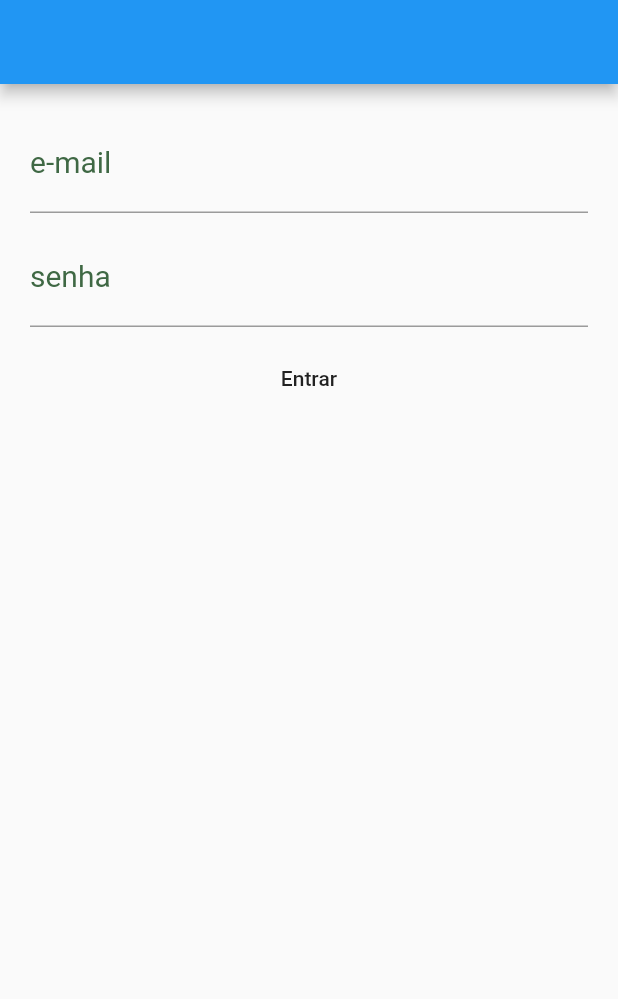
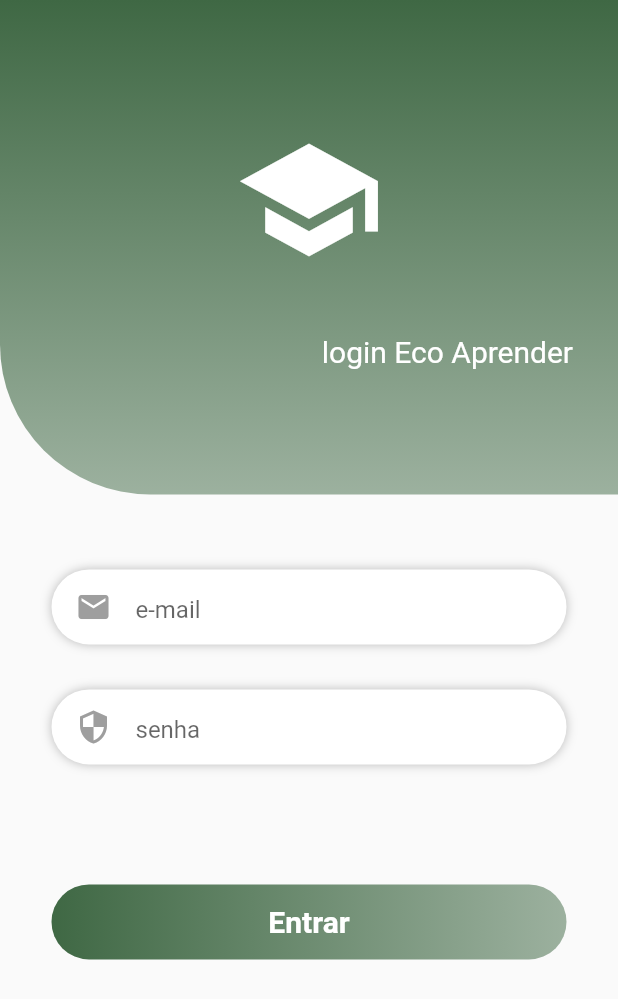
Before and after one commit to fernandogjose/App.EcoAprender.Flutter, a Flutter app: the screen it shows after launch, on a phone screen of 412 x 824 dp. Shown: the top 999 px of the screen. Run offline on Flutter 3.47's test engine with Material 2 defaults, Android fonts, the phone set to English and light mode, and no system bars; our stand-ins replace dio, shared_preferences; missing offline and left inert: onesignal_flutter; accounts and stored records are empty; network calls fail.

Commit message:
criação do layout da tela de login

```diff
--- a/lib/views/shared/pages/login.page.dart
+++ b/lib/views/shared/pages/login.page.dart
@@ -3,6 +3,7 @@ import 'package:app_escola_ecoaprender/models/login.model.dart';
 import 'package:app_escola_ecoaprender/models/usuario.model.dart';
 import 'package:app_escola_ecoaprender/themes/themeEscola.dart';
 import 'package:flutter/material.dart';
+import 'package:flutter/services.dart';
 import 'package:provider/provider.dart';
 
 class LoginPage extends StatefulWidget {
@@ -11,91 +12,176 @@ class LoginPage extends StatefulWidget {
 }
 
 class _LoginPageState extends State<LoginPage> {
-  final _formKey = GlobalKey<FormState>();
   final _scaffoldKey = GlobalKey<ScaffoldState>();
-  var request = new LoginModel();
+  LoginModel request = new LoginModel(email: '', senha: '');
+
+  @override
+  void initState() {
+    SystemChrome.setEnabledSystemUIOverlays([]);
+    super.initState();
+  }
 
   @override
   Widget build(BuildContext contex) {
     return Scaffold(
       key: _scaffoldKey,
-      appBar: AppBar(),
-      body: Padding(
-        padding: EdgeInsets.all(20),
-        child: Form(
-          key: _formKey,
-          child: ListView(
+      body: Container(
+        // linha do box
+        child: SingleChildScrollView(
+          child: Column(
+            children: <Widget>[
+              // box verde degrade
+              Container(
+                width: MediaQuery.of(context).size.width,
+                height: MediaQuery.of(context).size.height / 2.5,
+                decoration: BoxDecoration(
+                  gradient: LinearGradient(
+                    begin: Alignment.topCenter,
+                    end: Alignment.bottomCenter,
+                    colors: [
+                      ThemeEscola.corPrimaria,
+                      ThemeEscola.corPrimariaClaro,
+                    ],
+                  ),
+                  borderRadius: BorderRadius.only(
+                    bottomLeft: Radius.circular(100),
+                  ),
+                ),
+                child: Column(
+                  mainAxisAlignment: MainAxisAlignment.center,
+                  children: <Widget>[
+                    Icon(
+                      Icons.school,
+                      size: 100,
+                      color: ThemeEscola.branco,
+                    ),
+                    Align(
+                      alignment: Alignment.bottomRight,
+                      child: Padding(
+                        padding: EdgeInsets.only(
+                          right: 30,
+                          top: 40,
+                        ),
+                        child: Text(
+                          "login Eco Aprender",
+                          style: TextStyle(
+                              color: ThemeEscola.branco,
+                              fontSize: 20,
+                              fontWeight: FontWeight.w400),
+                        ),
+                      ),
+                    )
+                  ],
+                ),
+              ),
+
+              // formulário
+              Container(
+                padding: EdgeInsets.only(top: 50),
+                child: Column(
                   children: <Widget>[
                     // e-mail
-              TextFormField(
-                keyboardType: TextInputType.emailAddress,
+                    Container(
+                      width: MediaQuery.of(context).size.width / 1.2,
+                      height: 50,
+                      padding: EdgeInsets.only(
+                        top: 4,
+                        left: 16,
+                        right: 16,
+                        bottom: 4,
+                      ),
+                      decoration: BoxDecoration(
+                        borderRadius: BorderRadius.all(
+                          Radius.circular(50),
+                        ),
+                        color: ThemeEscola.branco,
+                        boxShadow: [
+                          BoxShadow(
+                            color: Colors.black26,
+                            blurRadius: 5,
+                          ),
+                        ],
+                      ),
+                      child: TextField(
                         decoration: InputDecoration(
-                  labelText: "e-mail",
-                  labelStyle: TextStyle(
-                    color: ThemeEscola.formularioLabelFontColor,
-                    fontWeight: ThemeEscola.formularioLabelFontWeight,
-                    fontSize: ThemeEscola.formularioLabelFontSize,
+                          icon: Icon(Icons.email, color: Colors.grey),
+                          hintText: 'e-mail',
+                          border: InputBorder.none,
                         ),
-                ),
-                style: TextStyle(
-                  color: ThemeEscola.formularioInputFontColor,
-                  fontWeight: ThemeEscola.formularioInputFontWeight,
-                  fontSize: ThemeEscola.formularioInputFontSize,
-                ),
-                validator: (value) {
-                  if (value.isEmpty) {
-                    return 'e-mail inválido';
-                  }
-                  return null;
-                },
-                onSaved: (value) {
+                        onChanged: (value) {
                           request.email = value;
                         },
                       ),
-
-              // Espaço entre os campos
-              SizedBox(height: 10),
+                    ),
 
                     // senha
-              TextFormField(
-                keyboardType: TextInputType.text,
-                obscureText: true,
+                    Container(
+                      width: MediaQuery.of(context).size.width / 1.2,
+                      height: 50,
+                      margin: EdgeInsets.only(top: 30),
+                      padding: EdgeInsets.only(
+                        top: 4,
+                        left: 16,
+                        right: 16,
+                        bottom: 4,
+                      ),
+                      decoration: BoxDecoration(
+                        borderRadius: BorderRadius.all(
+                          Radius.circular(50),
+                        ),
+                        color: ThemeEscola.branco,
+                        boxShadow: [
+                          BoxShadow(
+                            color: Colors.black26,
+                            blurRadius: 5,
+                          ),
+                        ],
+                      ),
+                      child: TextField(
                         decoration: InputDecoration(
-                  labelText: "senha",
-                  labelStyle: TextStyle(
-                    color: ThemeEscola.formularioLabelFontColor,
-                    fontWeight: ThemeEscola.formularioLabelFontWeight,
-                    fontSize: ThemeEscola.formularioLabelFontSize,
+                          icon: Icon(Icons.security, color: Colors.grey),
+                          hintText: 'senha',
+                          border: InputBorder.none,
                         ),
-                ),
-                style: TextStyle(
-                  color: ThemeEscola.formularioInputFontColor,
-                  fontWeight: ThemeEscola.formularioInputFontWeight,
-                  fontSize: ThemeEscola.formularioInputFontSize,
-                ),
-                validator: (value) {
-                  if (value.isEmpty) {
-                    return 'senha inválido';
-                  }
-                  return null;
-                },
-                onSaved: (value) {
+                        onChanged: (value) {
                           request.senha = value;
                         },
                       ),
+                    ),
 
-              // Espaço entre os campos
-              SizedBox(height: 10),
-
-              // Botão entrar
-              FlatButton(
-                  onPressed: () {
-                    if (_formKey.currentState.validate()) {
-                      _formKey.currentState.save();
+                    // botão de entrar
+                    InkWell(
+                      child: Container(
+                        margin: EdgeInsets.only(top: 80),
+                        width: MediaQuery.of(context).size.width / 1.2,
+                        height: 50,
+                        decoration: BoxDecoration(
+                            gradient: LinearGradient(
+                              colors: [
+                                ThemeEscola.corPrimaria,
+                                ThemeEscola.corPrimariaClaro
+                              ],
+                            ),
+                            borderRadius:
+                                BorderRadius.all(Radius.circular(50))),
+                        child: Center(
+                          child: Text(
+                            'Entrar',
+                            style: TextStyle(
+                              color: ThemeEscola.branco,
+                              fontWeight: FontWeight.bold,
+                              fontSize: 20,
+                            ),
+                          ),
+                        ),
+                      ),
+                      onTap: () {
                         entrar(context);
-                    }
                       },
-                  child: Text("Entrar"))
+                    ),
+                  ],
+                ),
+              ),
             ],
           ),
         ),
@@ -104,6 +190,14 @@ class _LoginPageState extends State<LoginPage> {
   }
 
   entrar(BuildContext context) async {
+    // Validaçoes do form
+    final snackbar = SnackBar(content: Text('E-mail ou Senha inválidos'));
+    if (request.email.trim() == '' || request.senha.trim() == '') {
+      _scaffoldKey.currentState.showSnackBar(snackbar);
+      return;
+    }
+
+    // chama o login
     LoginController controller = Provider.of<LoginController>(context);
     UsuarioModel response = await controller.entrar(this.request);
 
@@ -113,7 +207,6 @@ class _LoginPageState extends State<LoginPage> {
     }
 
     // login com erro, exibir a mensagem
-    final snackbar = SnackBar(content: Text('E-mail ou Senha inválidos'));
     _scaffoldKey.currentState.showSnackBar(snackbar);
   }
 }
```
Lines whose indentation alone changed are shown as unchanged.
